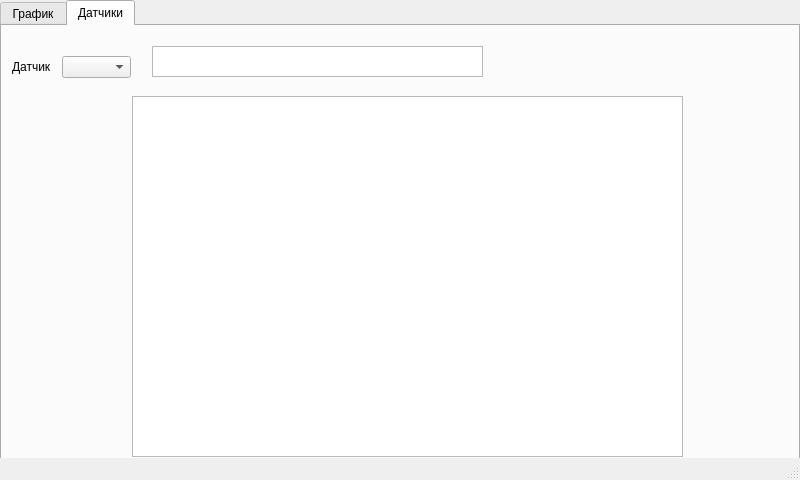
First picture: the form in src/dissertation_gui/main_window.ui, repository Marik28/dissertation, before the edit.
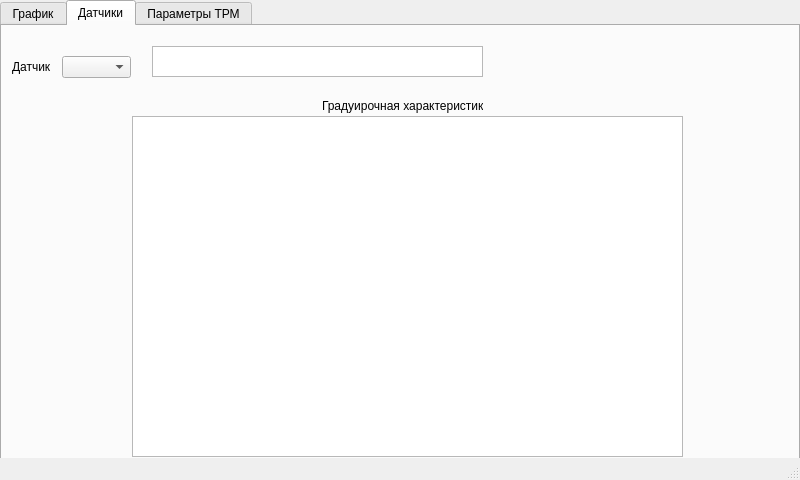
Second picture: the form after the edit. Custom widgets are drawn as their Qt base class.

```diff
--- a/src/dissertation_gui/main_window.ui
+++ b/src/dissertation_gui/main_window.ui
@@ -82,12 +82,30 @@
       <property name="geometry">
        <rect>
         <x>130</x>
-        <y>70</y>
+        <y>90</y>
         <width>551</width>
-        <height>361</height>
+        <height>341</height>
        </rect>
       </property>
      </widget>
+     <widget class="QLabel" name="label_2">
+      <property name="geometry">
+       <rect>
+        <x>320</x>
+        <y>70</y>
+        <width>161</width>
+        <height>20</height>
+       </rect>
+      </property>
+      <property name="text">
+       <string>Градуирочная характеристика</string>
+      </property>
+     </widget>
+    </widget>
+    <widget class="QWidget" name="tab">
+     <attribute name="title">
+      <string>Параметры ТРМ</string>
+     </attribute>
     </widget>
    </widget>
   </widget>
```
Left out of the diff: 2 changed lines with no effect on the pictures.
